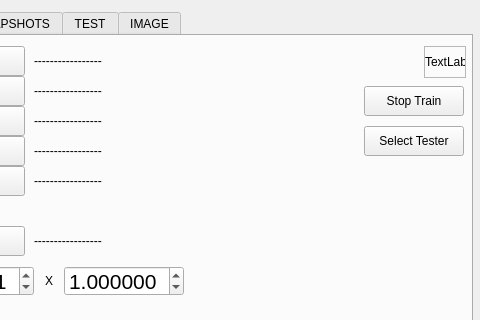
This is mainwindow.ui in ahmetcihan/hand_recognition as Qt 5 draws it before an edit; both pictures show x 208 to 688 and y 0 to 320 of the 688 by 490 pixel window. The edited form follows.
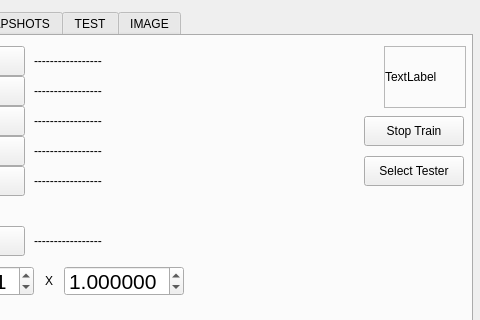
This is the edited form. The open tabs and pages were chosen to show the change.

Commit message: small images are streched

What changed in the file:
```diff
--- a/mainwindow.ui
+++ b/mainwindow.ui
@@ -273,7 +273,7 @@
       <property name="geometry">
        <rect>
         <x>560</x>
-        <y>50</y>
+        <y>80</y>
         <width>100</width>
         <height>30</height>
        </rect>
@@ -298,10 +298,10 @@
      <widget class="QFrame" name="frame">
       <property name="geometry">
        <rect>
-        <x>620</x>
+        <x>580</x>
         <y>10</y>
-        <width>42</width>
-        <height>32</height>
+        <width>82</width>
+        <height>62</height>
        </rect>
       </property>
       <property name="frameShape">
@@ -315,8 +315,8 @@
         <rect>
          <x>1</x>
          <y>1</y>
-         <width>40</width>
-         <height>30</height>
+         <width>80</width>
+         <height>60</height>
         </rect>
        </property>
        <property name="text">
@@ -354,7 +354,7 @@
       <property name="geometry">
        <rect>
         <x>560</x>
-        <y>90</y>
+        <y>120</y>
         <width>100</width>
         <height>30</height>
        </rect>
```
Left out of the diff: 32 changed lines with no effect on the pictures.
